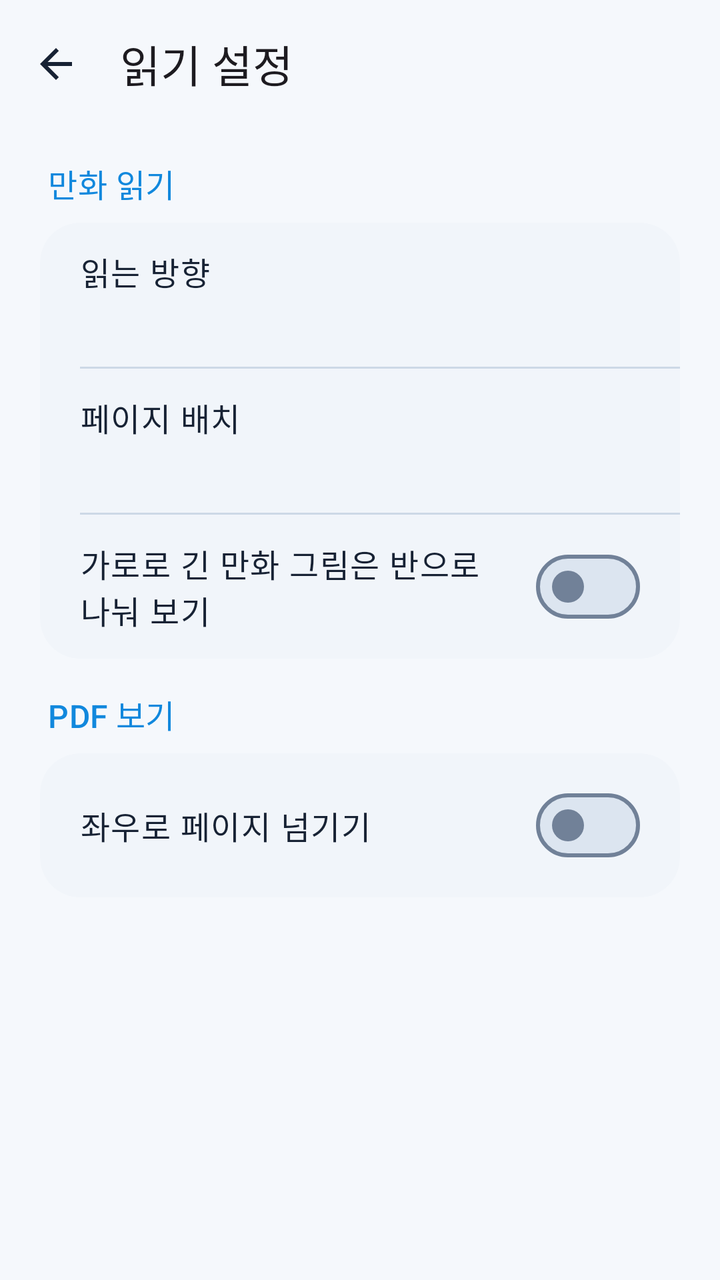
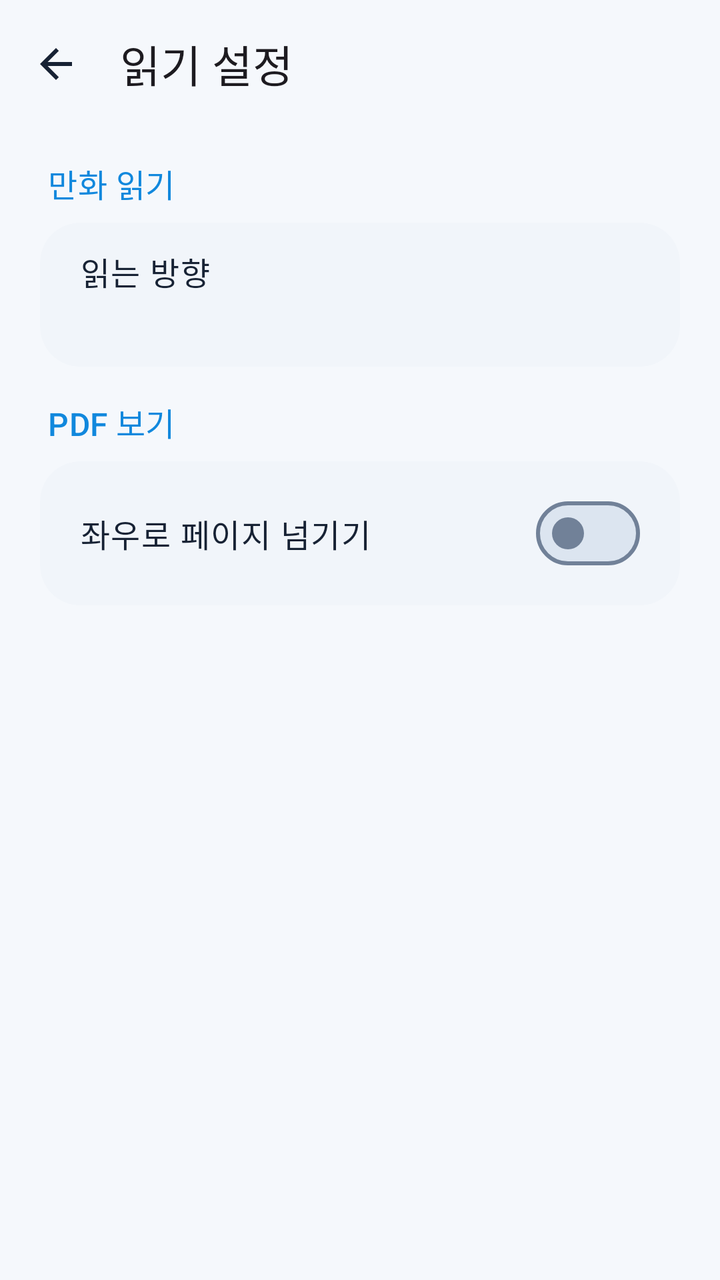

Before-and-after screenshots of an Android layout around one commit, followed by the original layout XML and the change that was made.
<!-- AndroidManifest.xml: application theme Theme.WaterView -->
<!-- res/layout/activity_settings.xml -->
<?xml version="1.0" encoding="utf-8"?>
<LinearLayout xmlns:android="http://schemas.android.com/apk/res/android"
    xmlns:app="http://schemas.android.com/apk/res-auto"
    android:id="@+id/settingsRoot"
    android:layout_width="match_parent"
    android:layout_height="match_parent"
    android:orientation="vertical"
    android:background="?attr/colorSurface">

    <com.google.android.material.appbar.MaterialToolbar
        android:id="@+id/settingsToolbar"
        android:layout_width="match_parent"
        android:layout_height="?attr/actionBarSize"
        android:background="?attr/colorSurface"
        app:navigationIcon="@drawable/ic_back"
        app:navigationContentDescription="@string/back"
        app:title="@string/reading_settings"
        app:titleTextAppearance="?attr/textAppearanceTitleLarge" />

    <ScrollView
        android:layout_width="match_parent"
        android:layout_height="0dp"
        android:layout_weight="1"
        android:fillViewport="true">

        <LinearLayout
            android:layout_width="match_parent"
            android:layout_height="wrap_content"
            android:orientation="vertical"
            android:paddingStart="20dp"
            android:paddingTop="16dp"
            android:paddingEnd="20dp"
            android:paddingBottom="24dp">

            <TextView
                android:layout_width="match_parent"
                android:layout_height="wrap_content"
                android:paddingStart="4dp"
                android:paddingBottom="8dp"
                android:text="@string/manga_settings"
                android:textAppearance="?attr/textAppearanceTitleMedium"
                android:textColor="?attr/colorPrimary" />

            <com.google.android.material.card.MaterialCardView
                android:layout_width="match_parent"
                android:layout_height="wrap_content"
                android:layout_marginBottom="16dp"
                app:cardBackgroundColor="?attr/colorSurfaceContainerLow"
                app:cardCornerRadius="20dp"
                app:strokeWidth="0dp">

                <LinearLayout
                    android:layout_width="match_parent"
                    android:layout_height="wrap_content"
                    android:orientation="vertical">

                    <LinearLayout
                        android:id="@+id/mangaDirectionRow"
                        android:layout_width="match_parent"
                        android:layout_height="wrap_content"
                        android:background="?attr/selectableItemBackground"
                        android:clickable="true"
                        android:focusable="true"
                        android:gravity="center_vertical"
                        android:minHeight="72dp"
                        android:orientation="vertical"
                        android:paddingStart="20dp"
                        android:paddingTop="12dp"
                        android:paddingEnd="20dp"
                        android:paddingBottom="12dp">
                        <TextView
                            android:layout_width="match_parent"
                            android:layout_height="wrap_content"
                            android:text="@string/manga_direction_title"
                            android:textAppearance="?attr/textAppearanceBodyLarge"
                            android:textColor="?attr/colorOnSurface" />
                        <TextView
                            android:id="@+id/mangaDirectionValue"
                            android:layout_width="match_parent"
                            android:layout_height="wrap_content"
                            android:paddingTop="4dp"
                            android:textAppearance="?attr/textAppearanceBodyMedium"
                            android:textColor="?attr/colorOnSurfaceVariant" />
                    </LinearLayout>

                    <View
                        android:layout_width="match_parent"
                        android:layout_height="1dp"
                        android:layout_marginStart="20dp"
                        android:background="?attr/colorOutlineVariant" />

                    <LinearLayout
                        android:id="@+id/mangaLayoutRow"
                        android:layout_width="match_parent"
                        android:layout_height="wrap_content"
                        android:background="?attr/selectableItemBackground"
                        android:clickable="true"
                        android:focusable="true"
                        android:gravity="center_vertical"
                        android:minHeight="72dp"
                        android:orientation="vertical"
                        android:paddingStart="20dp"
                        android:paddingTop="12dp"
                        android:paddingEnd="20dp"
                        android:paddingBottom="12dp">
                        <TextView
                            android:layout_width="match_parent"
                            android:layout_height="wrap_content"
                            android:text="@string/manga_layout_title"
                            android:textAppearance="?attr/textAppearanceBodyLarge"
                            android:textColor="?attr/colorOnSurface" />
                        <TextView
                            android:id="@+id/mangaLayoutValue"
                            android:layout_width="match_parent"
                            android:layout_height="wrap_content"
                            android:paddingTop="4dp"
                            android:textAppearance="?attr/textAppearanceBodyMedium"
                            android:textColor="?attr/colorOnSurfaceVariant" />
                    </LinearLayout>

                    <View
                        android:layout_width="match_parent"
                        android:layout_height="1dp"
                        android:layout_marginStart="20dp"
                        android:background="?attr/colorOutlineVariant" />

                    <com.google.android.material.materialswitch.MaterialSwitch
                        android:id="@+id/splitWidePagesSwitch"
                        android:layout_width="match_parent"
                        android:layout_height="wrap_content"
                        android:minHeight="72dp"
                        android:paddingStart="20dp"
                        android:paddingEnd="20dp"
                        android:text="@string/split_wide_pages"
                        android:textAppearance="?attr/textAppearanceBodyLarge"
                        android:textColor="?attr/colorOnSurface" />
                </LinearLayout>
            </com.google.android.material.card.MaterialCardView>

            <TextView
                android:layout_width="match_parent"
                android:layout_height="wrap_content"
                android:paddingStart="4dp"
                android:paddingBottom="8dp"
                android:text="@string/pdf_settings"
                android:textAppearance="?attr/textAppearanceTitleMedium"
                android:textColor="?attr/colorPrimary" />

            <com.google.android.material.card.MaterialCardView
                android:layout_width="match_parent"
                android:layout_height="wrap_content"
                app:cardBackgroundColor="?attr/colorSurfaceContainerLow"
                app:cardCornerRadius="20dp"
                app:strokeWidth="0dp">
                <com.google.android.material.materialswitch.MaterialSwitch
                    android:id="@+id/pdfHorizontalSwitch"
                    android:layout_width="match_parent"
                    android:layout_height="wrap_content"
                    android:minHeight="72dp"
                    android:paddingStart="20dp"
                    android:paddingEnd="20dp"
                    android:text="@string/pdf_horizontal_pages"
                    android:textAppearance="?attr/textAppearanceBodyLarge"
                    android:textColor="?attr/colorOnSurface" />
            </com.google.android.material.card.MaterialCardView>

        </LinearLayout>
    </ScrollView>
</LinearLayout>
<!-- resources referenced by this layout -->
<resources>
  <!-- drawable ic_back (drawable) -->
  <?xml version="1.0" encoding="utf-8"?>
  <vector xmlns:android="http://schemas.android.com/apk/res/android"
      android:width="24dp"
      android:height="24dp"
      android:viewportWidth="24"
      android:viewportHeight="24"
      android:tint="?attr/colorOnSurface">
      <path
          android:fillColor="#FF000000"
          android:pathData="M20,11H7.83l5.59,-5.59L12,4l-8,8 8,8 1.41,-1.41L7.83,13H20v-2z" />
  </vector>
  <string name="back">뒤로</string>
  <string name="manga_direction_title">읽는 방향</string>
  <string name="manga_layout_title">페이지 배치</string>
  <string name="manga_settings">만화 읽기</string>
  <string name="pdf_horizontal_pages">좌우로 페이지 넘기기</string>
  <string name="pdf_settings">PDF 보기</string>
  <string name="reading_settings">읽기 설정</string>
  <string name="split_wide_pages">가로로 긴 만화 그림은 반으로 나눠 보기</string>
  <color name="waterview_primary">#1188DD</color>
  <color name="waterview_on_primary">#FFFFFF</color>
  <color name="waterview_primary_container">#D8EDFF</color>
  <color name="waterview_on_primary_container">#082E50</color>
  <color name="waterview_secondary">#29486F</color>
  <color name="waterview_on_secondary">#FFFFFF</color>
  <color name="waterview_secondary_container">#DEE9F8</color>
  <color name="waterview_on_secondary_container">#172D49</color>
  <color name="waterview_tertiary">#176D95</color>
  <color name="waterview_on_tertiary">#FFFFFF</color>
  <color name="waterview_tertiary_container">#CDEEFF</color>
  <color name="waterview_on_tertiary_container">#002B3D</color>
  <color name="waterview_error">#BA1A1A</color>
  <color name="waterview_on_error">#FFFFFF</color>
  <color name="waterview_error_container">#F9DEDC</color>
  <color name="waterview_on_error_container">#410E0B</color>
  <color name="waterview_surface">#F5F8FC</color>
  <color name="waterview_on_surface">#172234</color>
  <color name="waterview_surface_variant">#E6EDF6</color>
  <color name="waterview_on_surface_variant">#46566D</color>
  <color name="waterview_surface_container_lowest">#FFFFFF</color>
  <color name="waterview_surface_container_low">#F1F5FA</color>
  <color name="waterview_surface_container">#EAF0F7</color>
  <color name="waterview_surface_container_high">#E4EBF4</color>
  <color name="waterview_surface_container_highest">#DCE5F0</color>
  <color name="waterview_surface_dim">#D5DFEB</color>
  <color name="waterview_surface_bright">#FFFFFF</color>
  <color name="waterview_outline">#718198</color>
  <color name="waterview_outline_variant">#CDD8E6</color>
  <color name="waterview_inverse_surface">#25344A</color>
  <color name="waterview_inverse_on_surface">#EDF3FC</color>
  <color name="waterview_inverse_primary">#62BAEE</color>
  <!-- unchanged entries left out for length: 1 -->
</resources>

<!-- the commit's change to res/layout/activity_settings.xml (unified diff, before → after) -->
@@ -83,57 +83,6 @@
                             android:textColor="?attr/colorOnSurfaceVariant" />
                     </LinearLayout>
 
-                    <View
-                        android:layout_width="match_parent"
-                        android:layout_height="1dp"
-                        android:layout_marginStart="20dp"
-                        android:background="?attr/colorOutlineVariant" />
-
-                    <LinearLayout
-                        android:id="@+id/mangaLayoutRow"
-                        android:layout_width="match_parent"
-                        android:layout_height="wrap_content"
-                        android:background="?attr/selectableItemBackground"
-                        android:clickable="true"
-                        android:focusable="true"
-                        android:gravity="center_vertical"
-                        android:minHeight="72dp"
-                        android:orientation="vertical"
-                        android:paddingStart="20dp"
-                        android:paddingTop="12dp"
-                        android:paddingEnd="20dp"
-                        android:paddingBottom="12dp">
-                        <TextView
-                            android:layout_width="match_parent"
-                            android:layout_height="wrap_content"
-                            android:text="@string/manga_layout_title"
-                            android:textAppearance="?attr/textAppearanceBodyLarge"
-                            android:textColor="?attr/colorOnSurface" />
-                        <TextView
-                            android:id="@+id/mangaLayoutValue"
-                            android:layout_width="match_parent"
-                            android:layout_height="wrap_content"
-                            android:paddingTop="4dp"
-                            android:textAppearance="?attr/textAppearanceBodyMedium"
-                            android:textColor="?attr/colorOnSurfaceVariant" />
-                    </LinearLayout>
-
-                    <View
-                        android:layout_width="match_parent"
-                        android:layout_height="1dp"
-                        android:layout_marginStart="20dp"
-                        android:background="?attr/colorOutlineVariant" />
-
-                    <com.google.android.material.materialswitch.MaterialSwitch
-                        android:id="@+id/splitWidePagesSwitch"
-                        android:layout_width="match_parent"
-                        android:layout_height="wrap_content"
-                        android:minHeight="72dp"
-                        android:paddingStart="20dp"
-                        android:paddingEnd="20dp"
-                        android:text="@string/split_wide_pages"
-                        android:textAppearance="?attr/textAppearanceBodyLarge"
-                        android:textColor="?attr/colorOnSurface" />
                 </LinearLayout>
             </com.google.android.material.card.MaterialCardView>
 
<!-- resource entries referenced after the edit -->
@@ -14,12 +14,10 @@
   </vector>
   <string name="back">뒤로</string>
   <string name="manga_direction_title">읽는 방향</string>
-  <string name="manga_layout_title">페이지 배치</string>
   <string name="manga_settings">만화 읽기</string>
   <string name="pdf_horizontal_pages">좌우로 페이지 넘기기</string>
   <string name="pdf_settings">PDF 보기</string>
   <string name="reading_settings">읽기 설정</string>
-  <string name="split_wide_pages">가로로 긴 만화 그림은 반으로 나눠 보기</string>
   <color name="waterview_primary">#1188DD</color>
   <color name="waterview_on_primary">#FFFFFF</color>
   <color name="waterview_primary_container">#D8EDFF</color>
